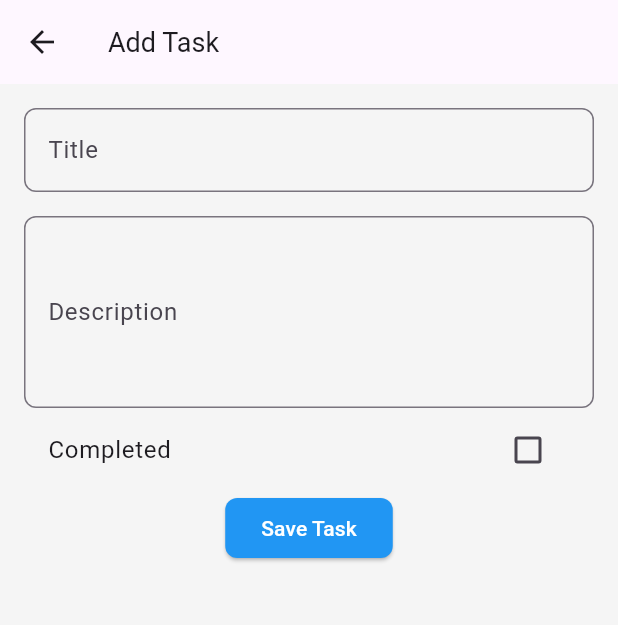
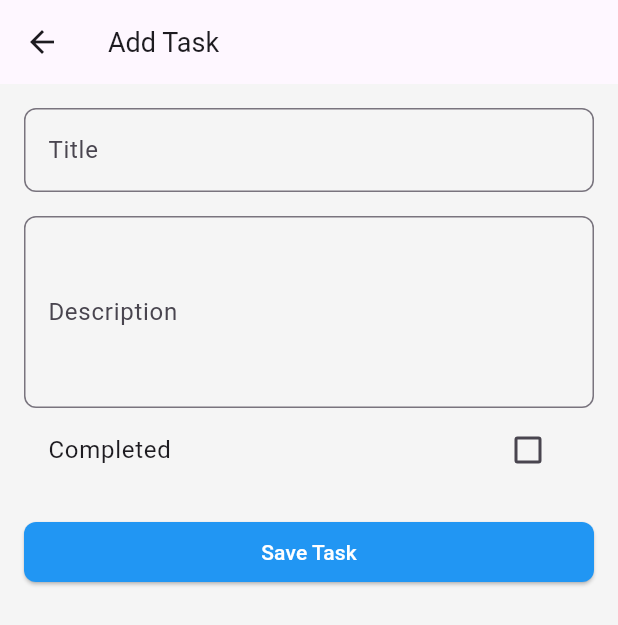
Before and after one commit to aislab-hevs/flutter-firebase-example-app, a Flutter app: the AddTaskScreen screen opened directly, on a phone screen of 412 x 824 dp. Shown: the top 625 px of the screen. Run offline on Flutter 3.47's test engine with Material 3 defaults, Android fonts, the phone set to English and light mode, and no system bars; our stand-ins replace cloud_firestore, firebase_auth, firebase_core; accounts and stored records are empty.

Commit message:
refactor: add SingleScrollView in Task Form

```diff
--- a/task_manager/lib/widgets/task_form.dart
+++ b/task_manager/lib/widgets/task_form.dart
@@ -6,13 +6,13 @@ import '../providers/task_provider.dart';
 class TaskForm extends StatefulWidget {
   final Task? task;
 
-  const TaskForm({Key? key, this.task}) : super(key: key);
+  const TaskForm({super.key, this.task});
 
   @override
-  _TaskFormState createState() => _TaskFormState();
+  TaskFormState createState() => TaskFormState();
 }
 
-class _TaskFormState extends State<TaskForm> {
+class TaskFormState extends State<TaskForm> {
   final TextEditingController _titleController = TextEditingController();
   final TextEditingController _descriptionController = TextEditingController();
   final _formKey = GlobalKey<FormState>();
@@ -30,13 +30,16 @@ class _TaskFormState extends State<TaskForm> {
 
   @override
   Widget build(BuildContext context) {
-    return Form(
+    return SingleChildScrollView(
+      child: Form(
         key: _formKey,
         child: Column(
+          mainAxisSize: MainAxisSize.min,
+          crossAxisAlignment: CrossAxisAlignment.stretch,
           children: [
             TextFormField(
               controller: _titleController,
-            decoration: InputDecoration(labelText: 'Title'),
+              decoration: const InputDecoration(labelText: 'Title'),
               validator: (value) {
                 if (value == null || value.isEmpty) {
                   return 'Please enter a title';
@@ -44,10 +47,10 @@ class _TaskFormState extends State<TaskForm> {
                 return null;
               },
             ),
-          SizedBox(height: 16),
+            const SizedBox(height: 16),
             TextFormField(
               controller: _descriptionController,
-            decoration: InputDecoration(labelText: 'Description'),
+              decoration: const InputDecoration(labelText: 'Description'),
               maxLines: 4,
               validator: (value) {
                 if (value == null || value.isEmpty) {
@@ -57,7 +60,7 @@ class _TaskFormState extends State<TaskForm> {
               },
             ),
             CheckboxListTile(
-            title: Text('Completed'),
+              title: const Text('Completed'),
               value: _isCompleted,
               onChanged: (bool? value) {
                 setState(() {
@@ -65,11 +68,13 @@ class _TaskFormState extends State<TaskForm> {
                 });
               },
             ),
+            const SizedBox(height: 16),
             ElevatedButton(
               onPressed: () => _saveTask(context),
               child: Text(widget.task == null ? 'Save Task' : 'Update Task'),
             ),
           ],
+        ),
       ),
     );
   }
```
Lines whose indentation alone changed are shown as unchanged.
